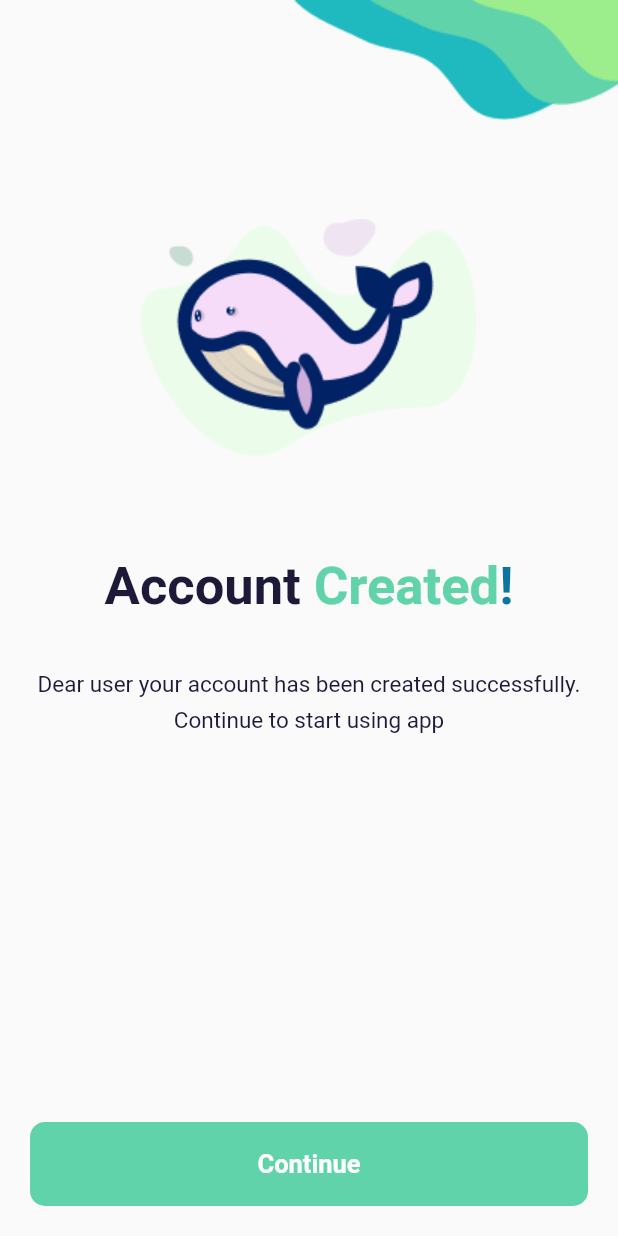
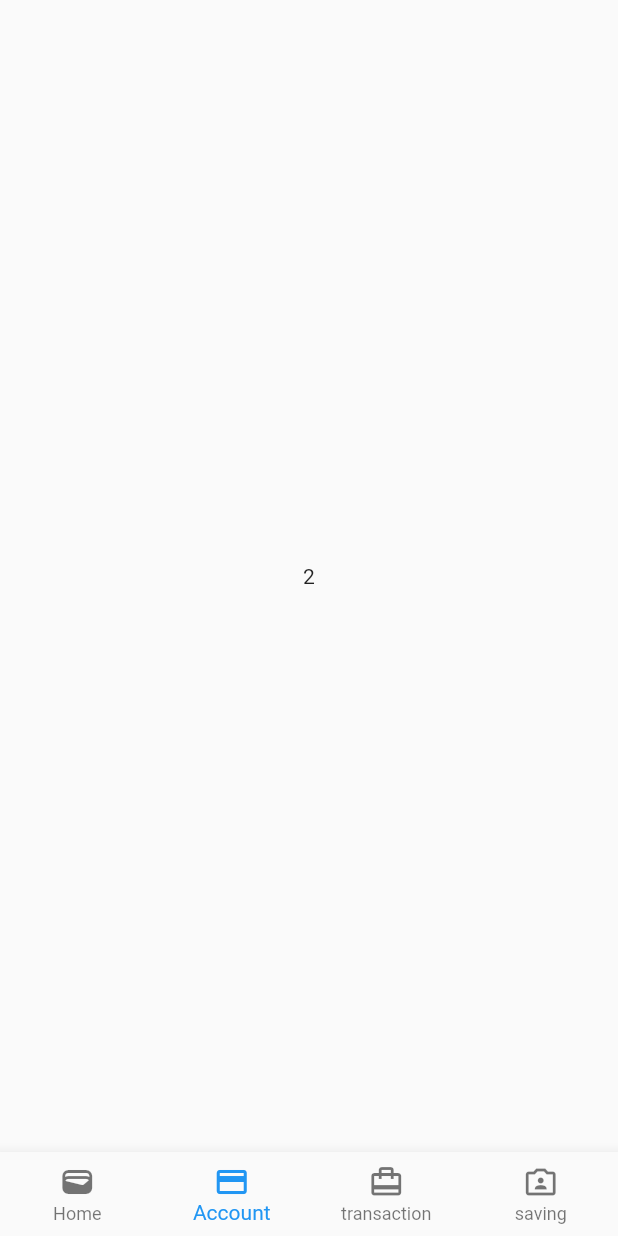
Before and after one commit to datarivers-mobile-team/accounting-app-mobile, a Flutter app: the AcceptScreen screen opened directly, after a tap on "Continue", on a phone screen of 412 x 824 dp. Run offline on Flutter 3.47's test engine with Material 2 defaults, Android fonts, the phone set to English and light mode, and no system bars.

Commit message:
[ADD+FIX] create account + dashboard layout added.

```diff
--- a/lib/main.dart
+++ b/lib/main.dart
@@ -1,5 +1,4 @@
-// import 'package:accounting_app_mobile/lib/presentation/pages/auth/register.dart';
-import 'src/presentation/screens/home/splash_screen.dart';
+import 'package:accounting_app_mobile/src/presentation/screens/splash_screen.dart';
 import 'package:flutter/material.dart';
 
 void main() {
--- a/lib/src/presentation/screens/auth/accept_screen.dart
+++ b/lib/src/presentation/screens/auth/accept_screen.dart
@@ -1,4 +1,5 @@
 import 'package:accounting_app_mobile/consts.dart';
+import 'package:accounting_app_mobile/src/presentation/screens/home/dashboard_screen.dart';
 import 'package:accounting_app_mobile/src/presentation/widgets/button.dart';
 import 'package:flutter/material.dart';
 
@@ -69,7 +70,13 @@ class AcceptScreen extends StatelessWidget {
           Padding(
             padding: const EdgeInsets.all(20.0),
             child: Button(
-              onPress: () {},
+              onPress: () {
+                Navigator.of(context).pushReplacement(
+                  MaterialPageRoute(
+                    builder: (context) => const DashBoardScreen(),
+                  ),
+                );
+              },
               text: 'Continue',
             ),
           ),
--- /dev/null
+++ b/lib/src/presentation/screens/home/dashboard_screen.dart
@@ -0,0 +1,89 @@
+import 'package:flutter/material.dart';
+
+class DashBoardScreen extends StatefulWidget {
+  const DashBoardScreen({Key? key}) : super(key: key);
+
+  @override
+  State<DashBoardScreen> createState() => _DashBoardScreenState();
+}
+
+class _DashBoardScreenState extends State<DashBoardScreen> {
+  int currentIndex = 1;
+  late final PageController _pageController;
+
+  @override
+  void initState() {
+    _pageController = PageController(initialPage: currentIndex);
+    super.initState();
+  }
+
+  void onTabTapped(int index) {
+    setState(() {
+      currentIndex = index;
+      _pageController.jumpToPage(
+        index,
+        // duration: const Duration(milliseconds: 300), curve: Curves.ease,
+      );
+    });
+  }
+
+  void onPageChanged(int index) {
+    setState(() {
+      currentIndex = index;
+    });
+  }
+
+  @override
+  Widget build(BuildContext context) {
+    return Scaffold(
+      body: PageView(
+        // physics: const NeverScrollableScrollPhysics(),
+        controller: _pageController,
+        onPageChanged: onPageChanged,
+        children: [
+          Center(
+            child: Container(
+              child: Text('1'),
+            ),
+          ),
+          Center(
+            child: Container(
+              child: Text('2'),
+            ),
+          ),
+          Center(
+            child: Container(
+              child: Text('3'),
+            ),
+          ),
+          Center(
+            child: Container(
+              child: Text('4'),
+            ),
+          ),
+        ],
+      ),
+      bottomNavigationBar: BottomNavigationBar(
+        type: BottomNavigationBarType.fixed,
+        onTap: onTabTapped,
+        currentIndex: currentIndex,
+        items: const [
+          BottomNavigationBarItem(
+            icon: Icon(Icons.wallet),
+            label: 'Home',
+          ),
+          BottomNavigationBarItem(
+            icon: Icon(Icons.credit_card),
+            label: 'Account',
+          ),
+          BottomNavigationBarItem(
+            icon: Icon(Icons.card_travel_outlined),
+            label: 'transaction',
+          ),
+          BottomNavigationBarItem(
+              icon: Icon(Icons.photo_camera_front_outlined), label: 'saving'),
+        ],
+      ),
+    );
+  }
+}
--- a/pubspec.yaml
+++ b/pubspec.yaml
@@ -35,6 +35,7 @@ dependencies:
   # Use with the CupertinoIcons class for iOS style icons.
   cupertino_icons: ^1.0.5
   dio: ^4.0.6
+  # flutter_otp_text_field: ^1.1.1
 
 
 
```
Also changed, not shown: lib/src/presentation/screens/auth/create_account_screen.dart (added, +86 -0 lines), lib/src/presentation/screens/auth/otp_screen.dart (+10 -1 lines), lib/src/presentation/screens/home/account_screen.dart (added, +15 -0 lines), lib/src/presentation/screens/home/home_screen.dart (added, +17 -0 lines), lib/src/presentation/screens/splash_screen.dart (renamed from lib/src/presentation/screens/home/splash_screen.dart).
